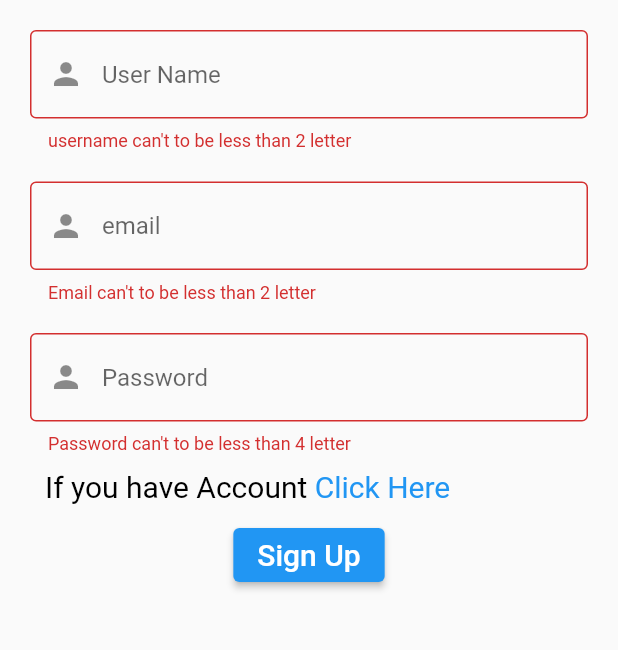
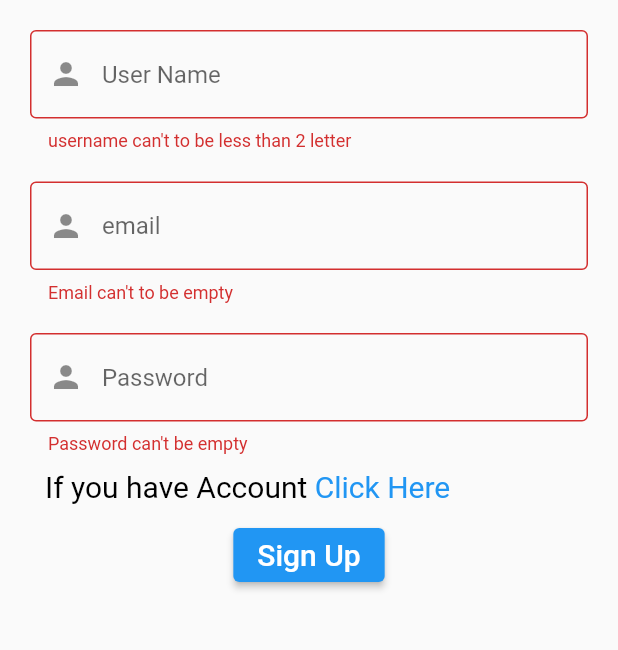
Before and after one commit to mahmoudhamdyae/Notes-Flutter-, a Flutter app: the screen it shows after launch, after a tap on "Sign in", after a tap on "Click Here", after a tap on "Sign Up", on a phone screen of 412 x 824 dp, the part 396-1046 px from its top. Run offline on Flutter 3.47's test engine with Material 2 defaults, Android fonts, the phone set to English and light mode, and no system bars; our stand-ins replace cloud_firestore, firebase_auth, firebase_core, firebase_storage, fluttertoast, image_picker; accounts and stored records are empty.

Commit message:
Initial Commit

```diff
--- a/lib/data/services/account_service.dart
+++ b/lib/data/services/account_service.dart
@@ -1,4 +1,3 @@
-import 'package:cloud_firestore/cloud_firestore.dart';
 import 'package:firebase_auth/firebase_auth.dart';
 
 class AccountService {
@@ -14,12 +13,12 @@ class AccountService {
     currentUserId = currentUser?.uid;
   }
 
-  Future logIn(String email, String password) async {
+  Future<void> logIn(String email, String password) async {
     await FirebaseAuth.instance
         .signInWithEmailAndPassword(email: email, password: password);
   }
 
-  Future signUp(String userName, String email, String password) async {
+  Future<void> signUp(String userName, String email, String password) async {
     await FirebaseAuth.instance
         .createUserWithEmailAndPassword(email: email, password: password);
   }
--- a/lib/ui/auth/log_in.dart
+++ b/lib/ui/auth/log_in.dart
@@ -55,11 +55,11 @@ class _LogInState extends State<LogIn> {
                         email = val;
                       },
                       validator: (val) {
-                        if (val!.length > 100) {
-                          return "Email can't to be larger than 100 letter";
+                        if (val == null || val.isEmpty) {
+                          return "Email can't to be empty";
                         }
-                        if (val.length < 2) {
-                          return "Email can't to be less than 2 letter";
+                        else if (val.length < 5) {
+                          return "Email is too short";
                         }
                         return null;
                       },
@@ -77,11 +77,10 @@ class _LogInState extends State<LogIn> {
                         password = val;
                       },
                       validator: (val) {
-                        if (val!.length > 100) {
-                          return "Password can't to be larger than 100 letter";
-                        }
-                        if (val.length < 4) {
-                          return "Password can't to be less than 4 letter";
+                        if (val == null || val.isEmpty) {
+                          return "Password can't be empty";
+                        } else if (val.length < 6) {
+                          return "Password is too short";
                         }
                         return null;
                       },
--- a/lib/ui/auth/sign_up.dart
+++ b/lib/ui/auth/sign_up.dart
@@ -78,11 +78,11 @@ class _SignUpState extends State<SignUp> {
                         email = val;
                       },
                       validator: (val) {
-                        if (val!.length > 100) {
-                          return "Email can't to be larger than 100 letter";
+                        if (val == null || val.isEmpty) {
+                          return "Email can't to be empty";
                         }
-                        if (val.length < 2) {
-                          return "Email can't to be less than 2 letter";
+                        else if (val.length < 5) {
+                          return "Email is too short";
                         }
                         return null;
                       },
@@ -100,11 +100,10 @@ class _SignUpState extends State<SignUp> {
                         password = val;
                       },
                       validator: (val) {
-                        if (val!.length > 100) {
-                          return "Password can't to be larger than 100 letter";
-                        }
-                        if (val.length < 4) {
-                          return "Password can't to be less than 4 letter";
+                        if (val == null || val.isEmpty) {
+                          return "Password can't be empty";
+                        } else if (val.length < 6) {
+                          return "Password is too short";
                         }
                         return null;
                       },
```
